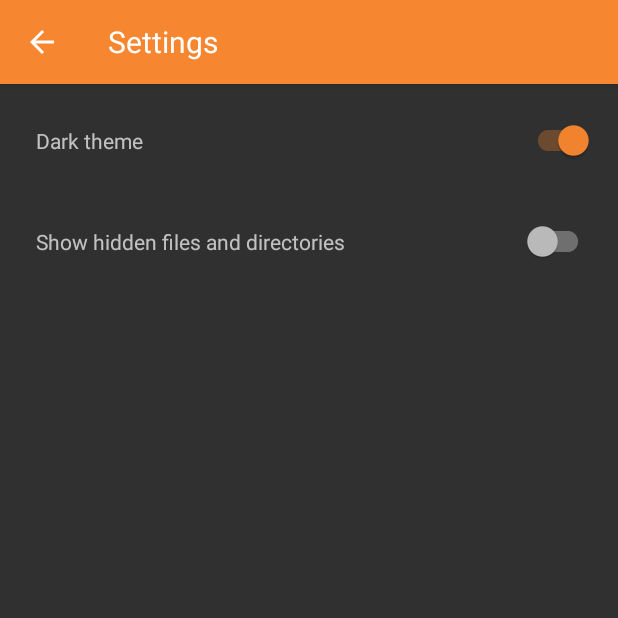
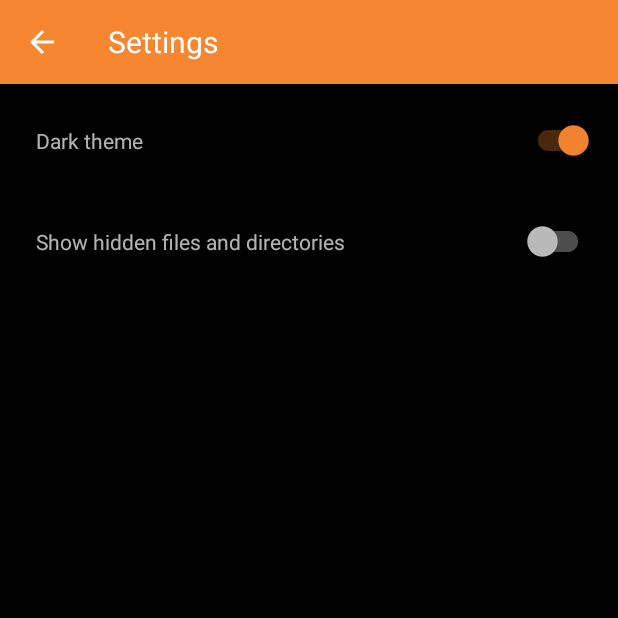
Before and after one commit to SimpleMobileTools/Simple-File-Manager, an Android app: the SettingsActivity screen opened directly, with no data from a screen before it, in the options menu, after a tap on "Settings", on a phone screen of 412 x 824 dp, the top half of it. Run offline under Robolectric (Android 15) with nearby library versions, the phone set to English and light mode, and no system bars; our stand-ins replace ButterKnife.

Commit message:
make the dark theme really dark

```diff
--- a/app/src/main/res/values/styles.xml
+++ b/app/src/main/res/values/styles.xml
@@ -14,6 +14,7 @@
         <item name="colorAccent">@color/colorAccent</item>
         <item name="actionBarStyle">@style/AppTheme.ActionBarStyle</item>
         <item name="android:textSize">@dimen/normal_text_size</item>
+        <item name="android:windowBackground">@android:color/black</item>
     </style>
 
     <style name="AppTheme.ActionBarStyle" parent="@style/Base.Widget.AppCompat.ActionBar">
```
